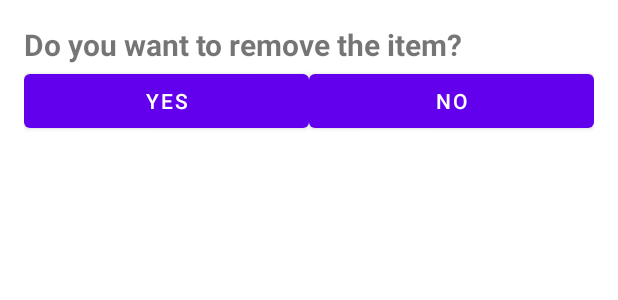
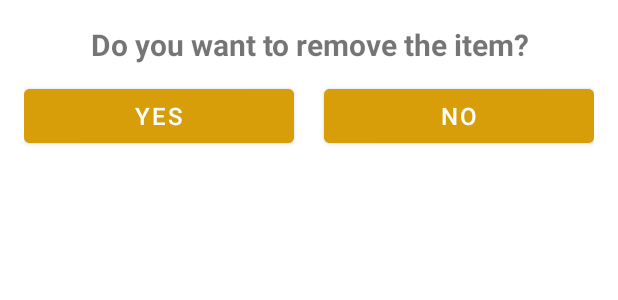
Before and after one commit to dalmagathe/RecipeFoodsList, an Android app: the layout popup.xml on its own in the app's theme, with its tools: preview values and no code run, on a phone screen of 412 x 824 dp. Shown: the top 300 px of the screen. Run offline under Robolectric (Android 15) with nearby library versions, the phone set to English and light mode, and no system bars.

Commit message:
Design the popup message.

```diff
--- a/app/src/main/res/layout/popup.xml
+++ b/app/src/main/res/layout/popup.xml
@@ -9,29 +9,39 @@
         android:id="@+id/textView6"
         android:layout_width="match_parent"
         android:layout_height="wrap_content"
-        android:autoText="false"
+        android:layout_weight="1"
         android:fontFamily="sans-serif"
+        android:gravity="center"
+        android:paddingBottom="10sp"
         android:text="Do you want to remove the item?"
+        android:textAlignment="center"
         android:textSize="20sp"
         android:textStyle="bold" />
 
     <LinearLayout
         android:layout_width="match_parent"
-        android:layout_height="match_parent"
+        android:layout_height="wrap_content"
+        android:layout_weight="1"
         android:orientation="horizontal">
 
         <Button
             android:id="@+id/yestn"
-            android:layout_width="wrap_content"
+            android:layout_width="0dp"
             android:layout_height="wrap_content"
+            android:layout_marginRight="10dp"
             android:layout_weight="1"
-            android:text="Yes" />
+            android:backgroundTint="#D89E0A"
+            android:text="Yes"
+            android:textSize="16sp" />
 
         <Button
             android:id="@+id/noBtn"
-            android:layout_width="wrap_content"
+            android:layout_width="0dp"
             android:layout_height="wrap_content"
+            android:layout_marginLeft="10dp"
             android:layout_weight="1"
-            android:text="No" />
+            android:backgroundTint="#D89E0A"
+            android:text="No"
+            android:textSize="16sp" />
     </LinearLayout>
 </LinearLayout>
```
